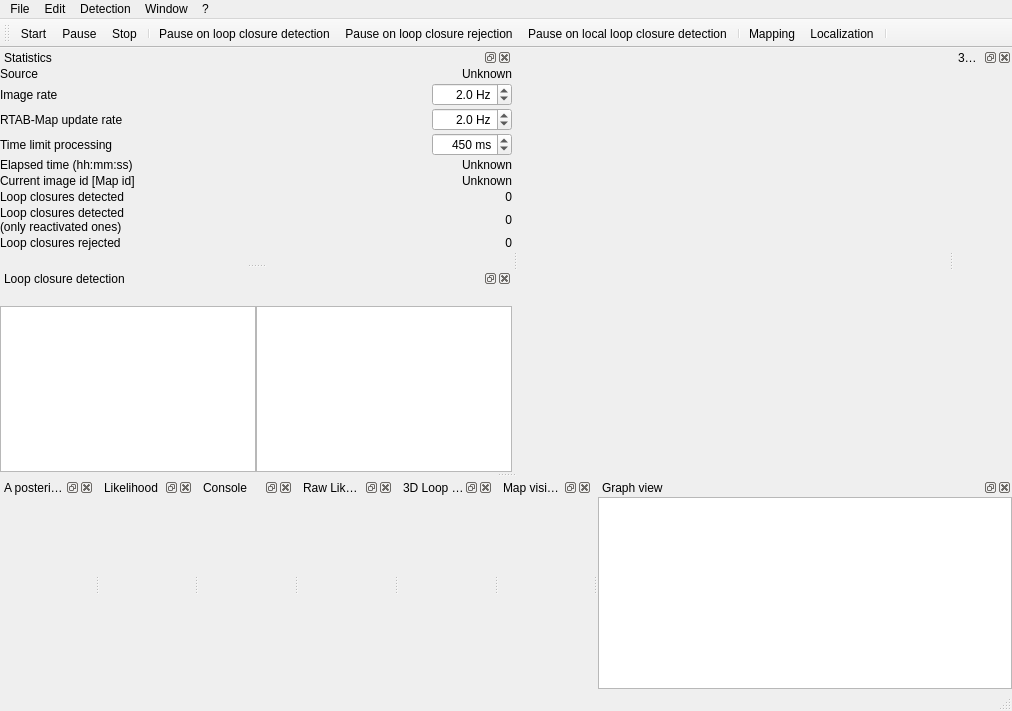
Before: the Qt Designer form guilib/src/ui/mainWindow.ui in smd-ros-rpm-release/rtabmap-release, drawn with Qt 5.
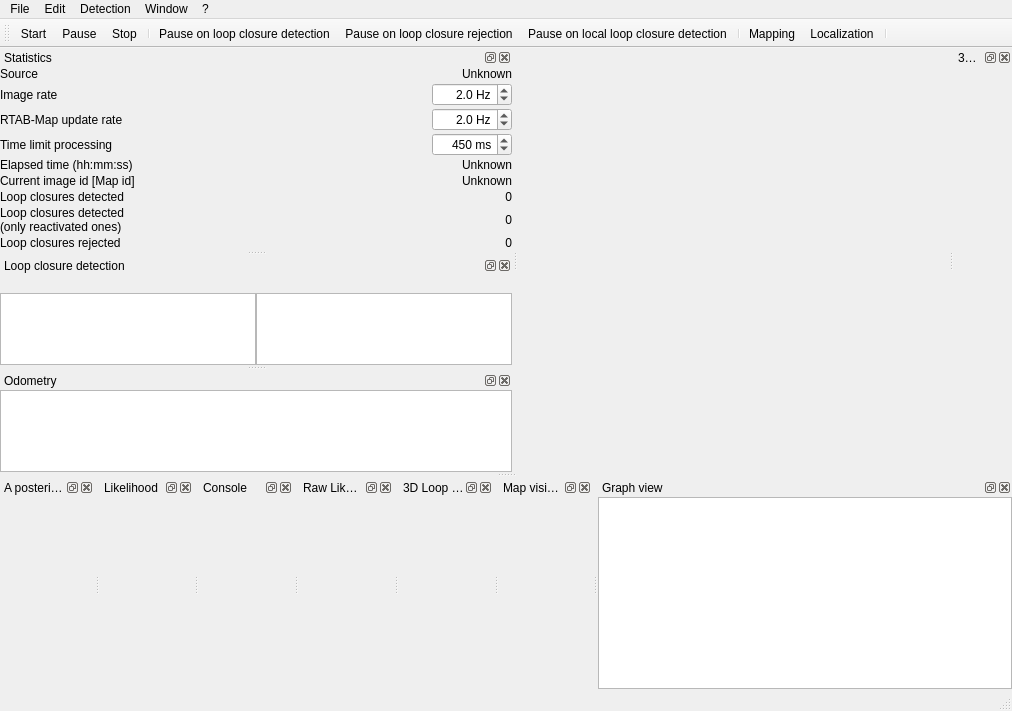
After: the same form once the commit is applied. Icons and pictures are not drawn. Custom widgets are drawn as their Qt base class.

```diff
--- a/guilib/src/ui/mainWindow.ui
+++ b/guilib/src/ui/mainWindow.ui
@@ -716,6 +716,27 @@
     </layout>
    </widget>
   </widget>
+  <widget class="QDockWidget" name="dockWidget_odometry">
+   <property name="windowTitle">
+    <string>Odometry</string>
+   </property>
+   <attribute name="dockWidgetArea">
+    <number>1</number>
+   </attribute>
+   <widget class="QWidget" name="dockWidgetContents_10">
+    <layout class="QVBoxLayout" name="verticalLayout_11">
+     <property name="spacing">
+      <number>0</number>
+     </property>
+     <property name="margin">
+      <number>0</number>
+     </property>
+     <item>
+      <widget class="rtabmap::ImageView" name="imageView_odometry"/>
+     </item>
+    </layout>
+   </widget>
+  </widget>
   <action name="actionExit">
    <property name="text">
     <string>Exit</string>
```
